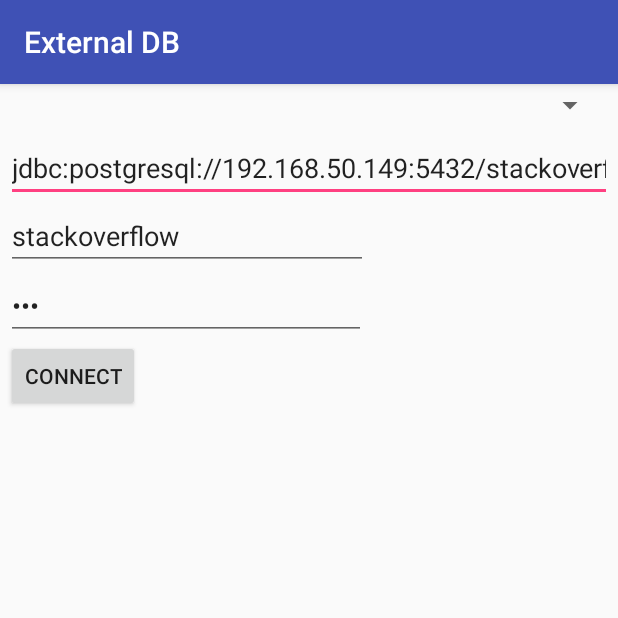
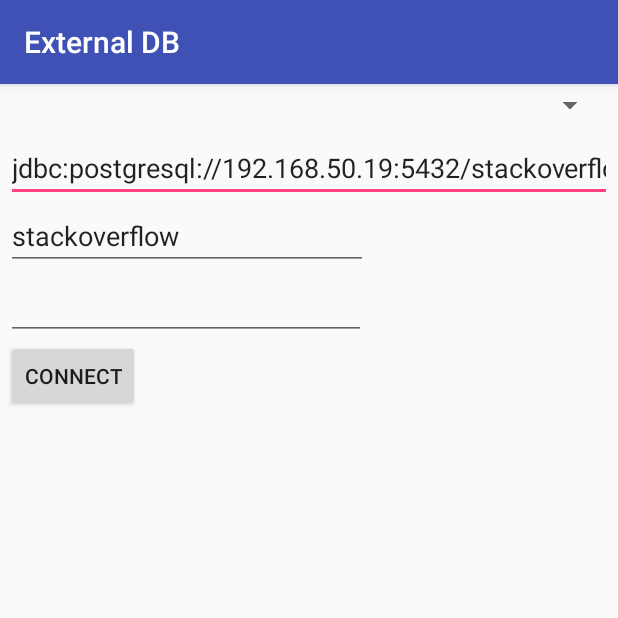
Before and after one commit to supaplextor/ExternalDB, an Android app: the screen it shows after launch (MainActivity), on a phone screen of 412 x 824 dp, the top half of it. Run offline under Robolectric (Android 15) with nearby library versions, the phone set to English and light mode, and no system bars.

Commit message:
static ip of claw for testing
Adjust for your LAN.

```diff
--- a/app/src/main/res/layout/activity_main.xml
+++ b/app/src/main/res/layout/activity_main.xml
@@ -15,7 +15,7 @@
         android:layout_marginTop="7dp"
         android:ems="10"
         android:inputType="text"
-        android:text="jdbc:postgresql://192.168.50.149:5432/stackoverflow"
+        android:text="jdbc:postgresql://192.168.50.19:5432/stackoverflow"
         app:layout_constraintEnd_toEndOf="parent"
         app:layout_constraintStart_toStartOf="parent"
         app:layout_constraintTop_toBottomOf="@+id/spinner" />
@@ -38,7 +38,7 @@
         android:layout_marginTop="1dp"
         android:ems="10"
         android:inputType="textPassword"
-        android:text="123"
+        android:text=""
         app:layout_constraintEnd_toEndOf="@+id/username"
         app:layout_constraintStart_toStartOf="@+id/button2"
         app:layout_constraintTop_toBottomOf="@+id/username" />
```
